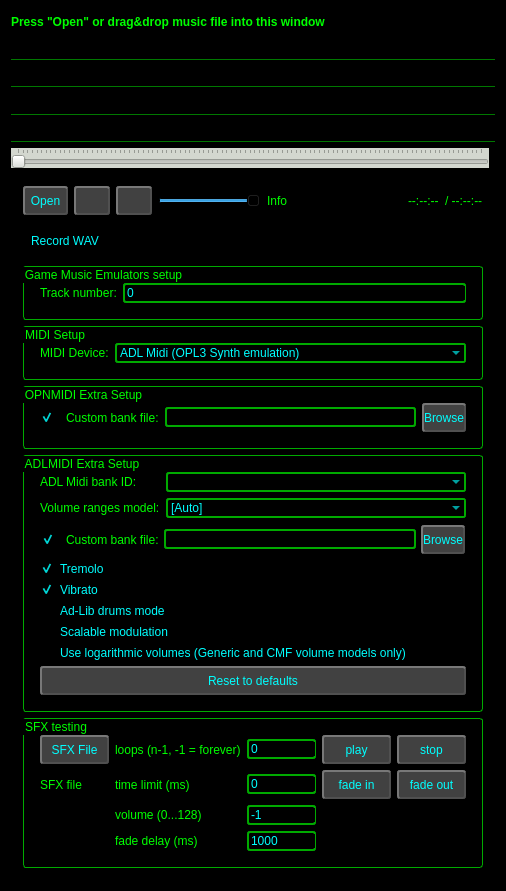
Qt form examples/MusPlay-Qt/MainWindow/mainwindow.ui (WohlSoft/SDL-Mixer-X) before a commit.
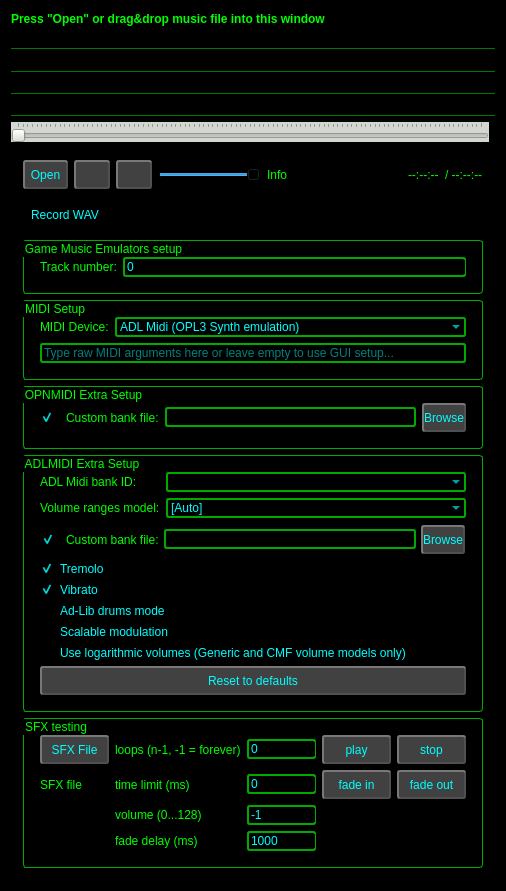
The same form after that commit. Icons and pictures are not drawn.

Commit message: MusPlay-Qt: Added ability to pass raw MIDI arguments for a debug purposes

Patch:
```diff
--- a/examples/MusPlay-Qt/MainWindow/mainwindow.ui
+++ b/examples/MusPlay-Qt/MainWindow/mainwindow.ui
@@ -283,6 +283,13 @@
             </item>
            </widget>
           </item>
+          <item row="1" column="0" colspan="2">
+           <widget class="QLineEdit" name="midiRawArgs">
+            <property name="placeholderText">
+             <string>Type raw MIDI arguments here or leave empty to use GUI setup...</string>
+            </property>
+           </widget>
+          </item>
          </layout>
         </widget>
        </item>
```
The commit also changes 2 other files.
